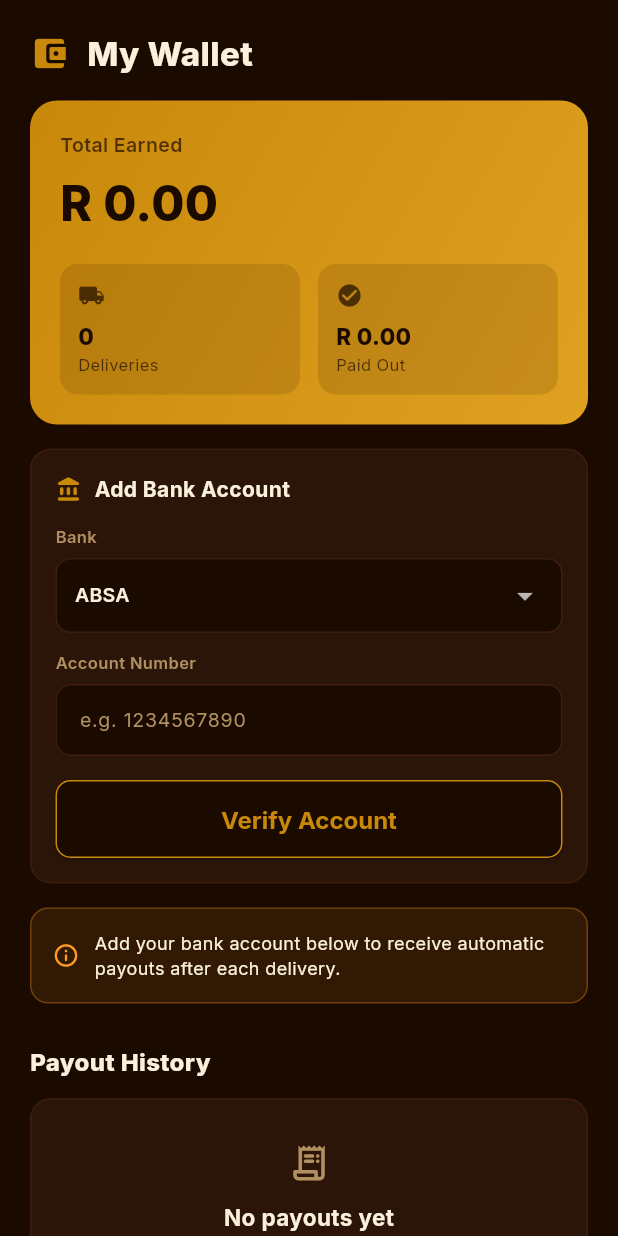
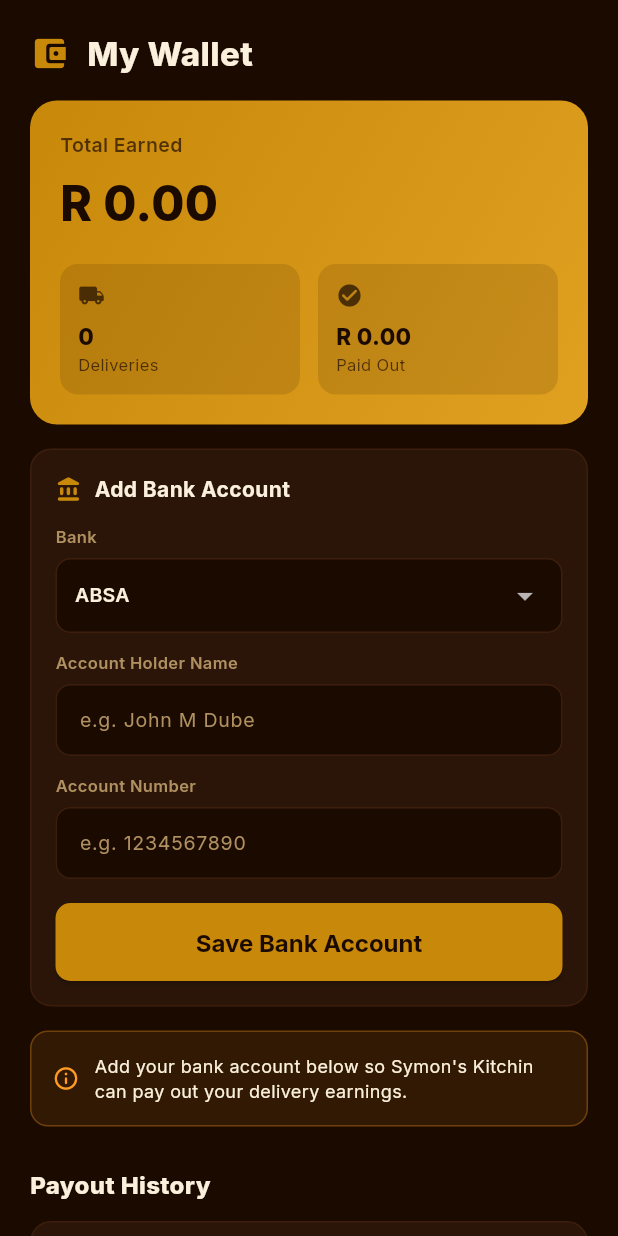
Before and after one commit to blessingflutterflow/Symon-kitchen-app, a Flutter app: the DriverWalletScreen screen opened directly, on a phone screen of 412 x 824 dp. Run offline on Flutter 3.47's test engine with Material 3 defaults, Android fonts, the phone set to English and light mode, and no system bars; our stand-ins replace cached_network_image, cloud_firestore, cloud_functions, firebase_auth, firebase_core, firebase_messaging and 9 more; missing offline and left inert: dart:html, flutter_callkit_incoming, flutter_ringtone_player, pointer_interceptor; accounts and stored records are empty.

Commit message:
Switch customer payments from Paystack back to Yoco
- yoco_service.dart replaces paystack_service.dart (same callable names,
  Yoco-backed): initializePayment → Yoco checkout, verifyPayment → Yoco
  checkout status.
- Driver payouts are now a manual ledger: drivers just save bank details
  (name + account no) to their doc; no payment-provider account registration.
- Wallet payout statuses simplified to pending/paid.

Co-Authored-By: Claude Opus 4.8 <noreply@anthropic.com>

```diff
--- a/lib/data/driver_model.dart
+++ b/lib/data/driver_model.dart
@@ -1,5 +1,4 @@
 import 'package:cloud_firestore/cloud_firestore.dart';
-import 'package:cloud_functions/cloud_functions.dart';
 import 'package:firebase_auth/firebase_auth.dart';
 import 'package:flutter_riverpod/flutter_riverpod.dart';
 import 'auth_provider.dart';
@@ -37,7 +36,7 @@ class DriverModel {
   final String? bankName;
   final String? bankCode;
   final String? bankAccountNumber;
-  final String? paystackRecipientCode;
+  final String? bankAccountName;
 
   const DriverModel({
     required this.uid,
@@ -54,10 +53,10 @@ class DriverModel {
     this.bankName,
     this.bankCode,
     this.bankAccountNumber,
-    this.paystackRecipientCode,
+    this.bankAccountName,
   });
 
-  bool get hasBankAccount => paystackRecipientCode != null && paystackRecipientCode!.isNotEmpty;
+  bool get hasBankAccount => bankAccountNumber != null && bankAccountNumber!.isNotEmpty;
 
   factory DriverModel.fromDoc(DocumentSnapshot<Map<String, dynamic>> doc) {
     final d = doc.data() ?? {};
@@ -76,7 +75,7 @@ class DriverModel {
       bankName: d['bankName'] as String?,
       bankCode: d['bankCode'] as String?,
       bankAccountNumber: d['bankAccountNumber'] as String?,
-      paystackRecipientCode: d['paystackRecipientCode'] as String?,
+      bankAccountName: d['bankAccountName'] as String?,
     );
   }
 }
@@ -98,7 +97,7 @@ final myDriverProfileProvider = StreamProvider<DriverModel?>((ref) {
 class DriverPayout {
   final String id;
   final double amountRands;
-  final String status; // success | pending | failed | recipient_missing
+  final String status; // pending | paid
   final String? orderId;
   final DateTime? createdAt;
 
@@ -191,36 +190,24 @@ class DriverService {
     });
   }
 
-  static final _functions = FirebaseFunctions.instanceFor(region: 'africa-south1');
-
-  /// Validates a bank account with Paystack and returns the registered
-  /// account-holder name. Throws if the account can't be resolved.
-  static Future<String> resolveBankAccount({
-    required String accountNumber,
-    required String bankCode,
-  }) async {
-    final result = await _functions.httpsCallable('resolveBankAccount').call({
-      'accountNumber': accountNumber,
-      'bankCode': bankCode,
-    });
-    final data = Map<String, dynamic>.from(result.data as Map);
-    return data['accountName'] as String;
-  }
-
-  /// Registers the driver's (already-validated) bank account with Paystack and
-  /// stores the recipient code, used for automatic per-delivery payouts.
+  /// Saves the driver's bank details to their driver doc. Payouts are settled
+  /// manually by the business, so this is just where the admin reads where to
+  /// pay the driver — no payment-provider registration is involved.
   static Future<void> registerBankAccount({
     required String accountNumber,
     required String bankCode,
     required String bankName,
     required String accountName,
   }) async {
-    await _functions.httpsCallable('registerPaystackRecipient').call({
-      'accountNumber': accountNumber,
+    final uid = FirebaseAuth.instance.currentUser?.uid;
+    if (uid == null) throw StateError('Not signed in.');
+    await _db.collection('drivers').doc(uid).set({
+      'bankName': bankName,
       'bankCode': bankCode,
-      'bankName': bankName,
-      'accountName': accountName,
-    });
+      'bankAccountNumber': accountNumber,
+      'bankAccountName': accountName,
+      'bankUpdatedAt': FieldValue.serverTimestamp(),
+    }, SetOptions(merge: true));
   }
 
   /// Toggles the driver's online/offline state.
--- a/lib/screens/driver_wallet_screen.dart
+++ b/lib/screens/driver_wallet_screen.dart
@@ -7,7 +7,7 @@ import '../core/widgets/narrow_body.dart';
 import '../data/driver_model.dart';
 import '../data/order_provider.dart';
 
-// South African banks with their Paystack bank codes
+// South African banks (codes kept for reference; payouts are settled manually)
 const _saBanks = [
   {'name': 'ABSA', 'code': '632005'},
   {'name': 'African Bank', 'code': '430000'},
@@ -50,7 +50,7 @@ class DriverWalletScreen extends ConsumerWidget {
                   history.fold<double>(0, (sum, o) => sum + o.deliveryFee);
               final payouts = payoutsAsync.valueOrNull ?? const <DriverPayout>[];
               final paidOut = payouts
-                  .where((p) => p.status == 'success')
+                  .where((p) => p.status == 'paid' || p.status == 'success')
                   .fold<double>(0, (sum, p) => sum + p.amountRands);
               final driver = profileAsync.valueOrNull;
 
@@ -257,8 +257,8 @@ class _PayoutInfoNote extends StatelessWidget {
           Expanded(
             child: Text(
               hasBank
-                  ? 'Your delivery fee is paid automatically to your bank after each completed delivery.'
-                  : 'Add your bank account below to receive automatic payouts after each delivery.',
+                  ? 'Your delivery earnings are paid to this bank account by Symon\'s Kitchin. See your payout history below.'
+                  : 'Add your bank account below so Symon\'s Kitchin can pay out your delivery earnings.',
               style: GoogleFonts.inter(
                   color: AppColors.cream, fontSize: 12, height: 1.4),
             ),
@@ -269,8 +269,8 @@ class _PayoutInfoNote extends StatelessWidget {
   }
 }
 
-// Bank account section — shows existing account or an "Add Bank Account" form
-// with Paystack validation before saving.
+// Bank account section — shows the saved account or an "Add Bank Account" form.
+// Details are stored on the driver doc; the business pays drivers out manually.
 class _BankAccountSection extends StatefulWidget {
   const _BankAccountSection({required this.driver});
   final DriverModel? driver;
@@ -281,49 +281,29 @@ class _BankAccountSection extends StatefulWidget {
 
 class _BankAccountSectionState extends State<_BankAccountSection> {
   bool _showForm = false;
-  bool _verifying = false;
   bool _saving = false;
-  String? _verifiedName;
-  String? _verifyError;
 
   final _accountNumberCtrl = TextEditingController();
+  final _accountNameCtrl = TextEditingController();
   String _selectedBankCode = _saBanks.first['code']!;
   String _selectedBankName = _saBanks.first['name']!;
 
   @override
   void dispose() {
     _accountNumberCtrl.dispose();
+    _accountNameCtrl.dispose();
     super.dispose();
-  }
-
-  Future<void> _verify() async {
-    final accNum = _accountNumberCtrl.text.trim();
-    if (accNum.isEmpty) return;
-    setState(() {
-      _verifying = true;
-      _verifyError = null;
-      _verifiedName = null;
-    });
-    try {
-      final name = await DriverService.resolveBankAccount(
-        accountNumber: accNum,
-        bankCode: _selectedBankCode,
-      );
-      if (mounted) setState(() { _verifiedName = name; _verifying = false; });
-    } catch (e) {
-      if (mounted) {
-        setState(() {
-          _verifying = false;
-          _verifyError = 'Could not verify this account. Check the number and bank.';
-        });
-      }
-    }
   }
 
   Future<void> _save() async {
     final accNum = _accountNumberCtrl.text.trim();
-    final name = _verifiedName;
-    if (accNum.isEmpty || name == null) return;
+    final name = _accountNameCtrl.text.trim();
+    if (accNum.isEmpty || name.isEmpty) {
+      ScaffoldMessenger.of(context).showSnackBar(const SnackBar(
+        content: Text('Enter the account holder name and account number.'),
+      ));
+      return;
+    }
     setState(() => _saving = true);
     try {
       await DriverService.registerBankAccount(
@@ -336,8 +316,8 @@ class _BankAccountSectionState extends State<_BankAccountSection> {
         setState(() {
           _showForm = false;
           _saving = false;
-          _verifiedName = null;
           _accountNumberCtrl.clear();
+          _accountNameCtrl.clear();
         });
       }
     } catch (e) {
@@ -396,7 +376,7 @@ class _BankAccountSectionState extends State<_BankAccountSection> {
               ),
             ),
             GestureDetector(
-              onTap: () => setState(() { _showForm = true; _verifiedName = null; }),
+              onTap: () => setState(() => _showForm = true),
               child: Text('Change',
                   style: GoogleFonts.inter(
                       color: AppColors.gold,
@@ -461,10 +441,35 @@ class _BankAccountSectionState extends State<_BankAccountSection> {
                   setState(() {
                     _selectedBankCode = v;
                     _selectedBankName = bank['name']!;
-                    _verifiedName = null; // bank changed → re-verify
                   });
                 },
               ),
+            ),
+          ),
+          const SizedBox(height: 12),
+          Text('Account Holder Name',
+              style: GoogleFonts.inter(
+                  color: AppColors.creamMuted, fontSize: 11,
+                  fontWeight: FontWeight.w600)),
+          const SizedBox(height: 6),
+          TextField(
+            controller: _accountNameCtrl,
+            textCapitalization: TextCapitalization.words,
+            style: GoogleFonts.inter(color: AppColors.cream, fontSize: 14),
+            decoration: InputDecoration(
+              hintText: 'e.g. John M Dube',
+              hintStyle:
+                  GoogleFonts.inter(color: AppColors.creamMuted, fontSize: 13),
+              filled: true,
+              fillColor: AppColors.background,
+              border: OutlineInputBorder(
+                  borderRadius: BorderRadius.circular(10),
+                  borderSide: BorderSide(color: AppColors.divider)),
+              enabledBorder: OutlineInputBorder(
+                  borderRadius: BorderRadius.circular(10),
+                  borderSide: BorderSide(color: AppColors.divider)),
+              contentPadding:
+                  const EdgeInsets.symmetric(horizontal: 12, vertical: 10),
             ),
           ),
           const SizedBox(height: 12),
@@ -477,11 +482,6 @@ class _BankAccountSectionState extends State<_BankAccountSection> {
             controller: _accountNumberCtrl,
             keyboardType: TextInputType.number,
             style: GoogleFonts.inter(color: AppColors.cream, fontSize: 14),
-            onChanged: (_) {
-              if (_verifiedName != null || _verifyError != null) {
-                setState(() { _verifiedName = null; _verifyError = null; });
-              }
-            },
             decoration: InputDecoration(
               hintText: 'e.g. 1234567890',
               hintStyle:
@@ -499,50 +499,13 @@ class _BankAccountSectionState extends State<_BankAccountSection> {
             ),
           ),
 
-          // Verified name banner
-          if (_verifiedName != null) ...[
-            const SizedBox(height: 10),
-            Container(
-              width: double.infinity,
-              padding: const EdgeInsets.all(12),
-              decoration: BoxDecoration(
-                color: Colors.greenAccent.withValues(alpha: 0.1),
-                borderRadius: BorderRadius.circular(10),
-                border: Border.all(color: Colors.greenAccent.withValues(alpha: 0.4)),
-              ),
-              child: Row(
-                children: [
-                  const Icon(Icons.verified_rounded,
-                      color: Colors.greenAccent, size: 16),
-                  const SizedBox(width: 8),
-                  Expanded(
-                    child: Text('Verified: ${_verifiedName!}',
-                        style: GoogleFonts.inter(
-                            color: AppColors.cream,
-                            fontSize: 13,
-                            fontWeight: FontWeight.w600)),
-                  ),
-                ],
-              ),
-            ),
-          ],
-          if (_verifyError != null) ...[
-            const SizedBox(height: 10),
-            Text(_verifyError!,
-                style: GoogleFonts.inter(
-                    color: const Color(0xFFFF5252), fontSize: 12)),
-          ],
-
           const SizedBox(height: 16),
           Row(
             children: [
               if (driver.hasBankAccount) ...[
                 Expanded(
                   child: OutlinedButton(
-                    onPressed: () => setState(() {
-                      _showForm = false;
-                      _verifiedName = null;
-                    }),
+                    onPressed: () => setState(() => _showForm = false),
                     style: OutlinedButton.styleFrom(
                       foregroundColor: AppColors.creamMuted,
                       side: BorderSide(color: AppColors.divider),
@@ -555,29 +518,8 @@ class _BankAccountSectionState extends State<_BankAccountSection> {
                 ),
                 const SizedBox(width: 10),
               ],
-              // Verify button (until verified), then Save button
               Expanded(
-                child: _verifiedName == null
-                    ? ElevatedButton(
-                        onPressed: _verifying ? null : _verify,
-                        style: ElevatedButton.styleFrom(
-                          backgroundColor: AppColors.background,
-                          foregroundColor: AppColors.gold,
-                          side: BorderSide(color: AppColors.gold),
-                          shape: RoundedRectangleBorder(
-                              borderRadius: BorderRadius.circular(10)),
-                        ),
-                        child: _verifying
-                            ? const SizedBox(
-                                width: 16,
-                                height: 16,
-                                child: CircularProgressIndicator(
-                                    strokeWidth: 2, color: AppColors.gold))
-                            : Text('Verify Account',
-                                style: GoogleFonts.inter(
-                                    fontWeight: FontWeight.w700)),
-                      )
-                    : ElevatedButton(
+                child: ElevatedButton(
                   onPressed: _saving ? null : _save,
                   style: ElevatedButton.styleFrom(
                     backgroundColor: AppColors.gold,
@@ -590,11 +532,9 @@ class _BankAccountSectionState extends State<_BankAccountSection> {
                           width: 16,
                           height: 16,
                           child: CircularProgressIndicator(
-                                    strokeWidth: 2,
-                                    color: AppColors.background))
+                              strokeWidth: 2, color: AppColors.background))
                       : Text('Save Bank Account',
-                                style: GoogleFonts.inter(
-                                    fontWeight: FontWeight.w700)),
+                          style: GoogleFonts.inter(fontWeight: FontWeight.w700)),
                 ),
               ),
             ],
@@ -611,14 +551,11 @@ class _PayoutRow extends StatelessWidget {
 
   ({Color color, String label, IconData icon}) get _statusStyle {
     switch (payout.status) {
-      case 'success':
+      case 'paid':
+      case 'success': // legacy
         return (color: Colors.greenAccent, label: 'Paid', icon: Icons.check_circle_rounded);
-      case 'pending':
+      default: // pending
         return (color: const Color(0xFFFF9B21), label: 'Pending', icon: Icons.schedule_rounded);
-      case 'recipient_missing':
-        return (color: const Color(0xFFFF5252), label: 'Add bank', icon: Icons.error_outline_rounded);
-      default:
-        return (color: const Color(0xFFFF5252), label: 'Failed', icon: Icons.error_outline_rounded);
     }
   }
 
--- a/lib/screens/payment_webview_screen.dart
+++ b/lib/screens/payment_webview_screen.dart
@@ -3,7 +3,7 @@ import 'package:google_fonts/google_fonts.dart';
 import 'package:webview_flutter/webview_flutter.dart';
 import '../core/theme.dart';
 
-/// Loads the Paystack hosted checkout page in a WebView and detects
+/// Loads the Yoco hosted checkout page in a WebView and detects
 /// success / cancel / failure redirects.
 class PaymentWebViewScreen extends StatefulWidget {
   final String authorizationUrl;
```
Also changed, not shown: lib/core/services/yoco_service.dart (renamed from lib/core/services/paystack_service.dart, +13 -13 lines), lib/screens/cart_screen.dart (+7 -7 lines), lib/screens/payment_success_screen.dart (+4 -5 lines). Lines whose indentation alone changed are shown as unchanged.
